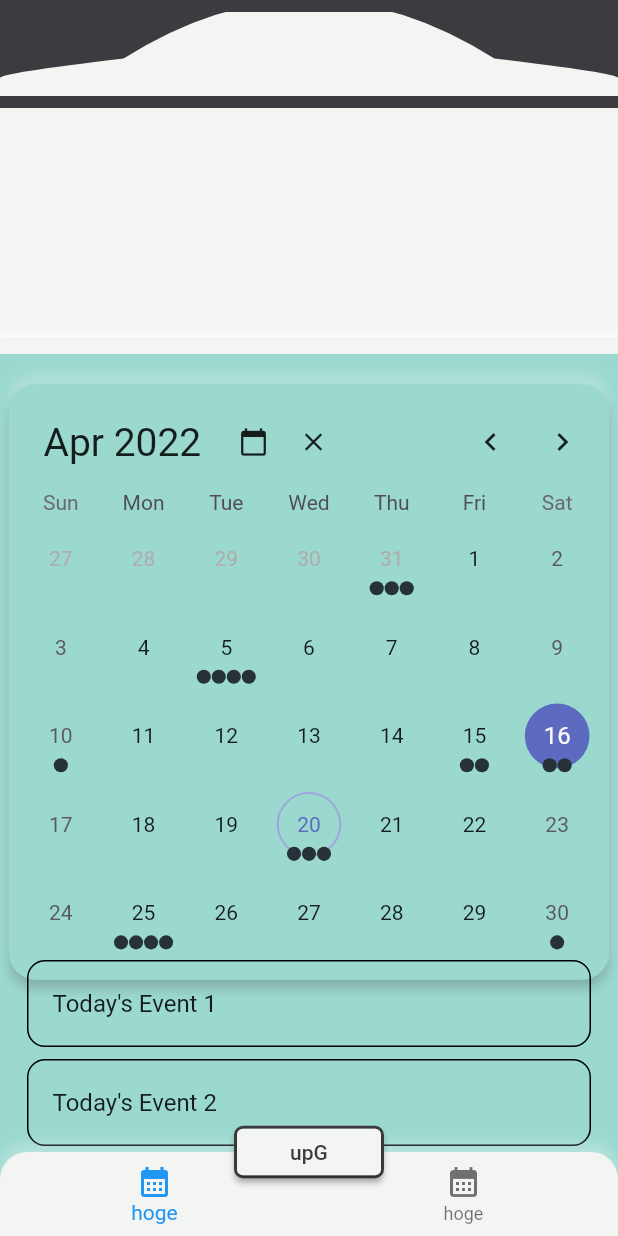
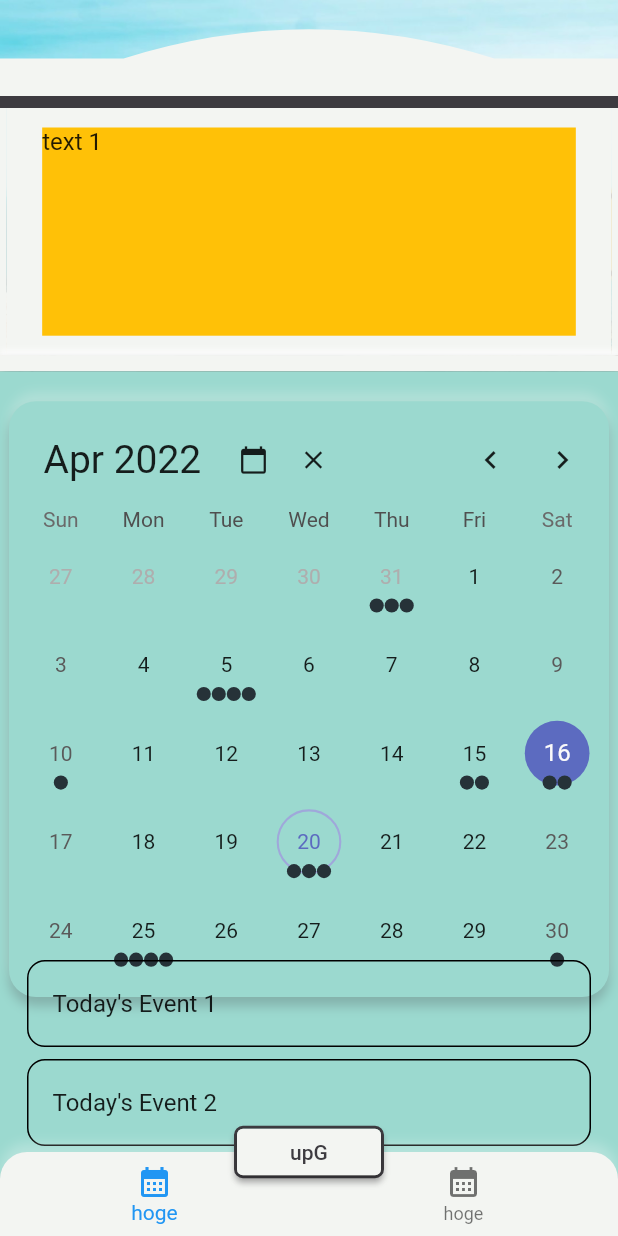
Before and after one commit to schnya/folkswagen, a Flutter app: the TableComplexExample screen opened directly, on a phone screen of 412 x 824 dp. Run offline on Flutter 3.47's test engine with Material 2 defaults, Android fonts, the light colour scheme and no system bars; drawn by our look-alikes of carousel_slider, table_calendar.

Commit message:
widgetでマスクした場合

```diff
--- a/lib/colors.dart
+++ b/lib/colors.dart
@@ -10,13 +10,9 @@ const ColorSwatch color1 = ColorSwatch(
 );
 
 final List<BoxShadow> shadow = [
-  const BoxShadow(
-    color: Colors.white,
-    offset: Offset(.0, -3.0),
-    blurRadius: 3.0,
-  ),
+  const BoxShadow(color: Colors.white, offset: Offset(.0, -3), blurRadius: 3),
   BoxShadow(
-    color: color1[100]!.withOpacity(.25),
+    color: color1[100]!,
     offset: const Offset(.0, 6.0),
     blurRadius: 6.0,
   ),
--- a/lib/pages/complex_example.dart
+++ b/lib/pages/complex_example.dart
@@ -104,7 +104,14 @@ class _TableComplexExampleState extends State<TableComplexExample> {
   Widget build(BuildContext context) {
     return Scaffold(
       body: Container(
-        color: color1[100],
+        decoration: BoxDecoration(
+          color: color1[100],
+          image: const DecorationImage(
+            image: AssetImage('assets/IMG_7126.jpg'),
+            fit: BoxFit.contain,
+            alignment: Alignment.topCenter,
+          ),
+        ),
         width: size.width,
         height: size.height,
         child: Column(
--- a/lib/widget/roof.dart
+++ b/lib/widget/roof.dart
@@ -34,21 +34,15 @@ class CurveClipper extends CustomClipper<Path> {
     double curveHeight = 3 * 13.0; //曲線の高さ
 
     Path path = Path()
-      ..moveTo(0, size.height)
-      ..lineTo(0, curveHeight * 4 / 3)
-      ..quadraticBezierTo(0, curveHeight * 5 / 4, size.width / 5, curveHeight)
+      ..moveTo(0, curveHeight)
+      ..lineTo(size.width / 5, curveHeight)
       ..quadraticBezierTo(
         size.width / 2,
-        -curveHeight,
+        0,
         size.width * 4 / 5,
         curveHeight,
       )
-      ..quadraticBezierTo(
-        size.width,
-        curveHeight * 5 / 4,
-        size.width,
-        curveHeight * 4 / 3,
-      )
+      ..lineTo(size.width, curveHeight)
       ..lineTo(size.width, size.height)
       ..lineTo(0, size.height)
       ..close(); //最初の位置まで戻る
--- a/lib/widget/window.dart
+++ b/lib/widget/window.dart
@@ -1,5 +1,7 @@
+import 'package:carousel_slider/carousel_slider.dart';
 import 'package:flutter/material.dart';
 import 'package:volkswagen/colors.dart';
+import 'package:volkswagen/widget/window_frame.dart';
 
 class Window extends StatelessWidget {
   const Window({Key? key}) : super(key: key);
@@ -9,9 +11,35 @@ class Window extends StatelessWidget {
     late final Size size = MediaQuery.of(context).size;
     return Column(
       children: [
-        Container(
-          color: color1[900],
-          height: size.height * 186 / 1000,
+        SizedBox(
+          width: size.width,
+          height: size.height / 5,
+          child: CarouselSlider(
+            options: CarouselOptions(
+              viewportFraction: .98,
+              // autoPlay: true,
+            ),
+            items: [1, 2, 3, 4, 5].map((i) {
+              return Builder(
+                builder: (BuildContext context) {
+                  return Container(
+                    padding: const EdgeInsets.symmetric(vertical: 13.0),
+                    color: color1[900],
+                    width: size.width,
+                    child: Container(
+                      decoration: const BoxDecoration(color: Colors.amber),
+                      margin: const EdgeInsets.symmetric(horizontal: 24.0),
+                      child: Text(
+                        'text $i',
+                        style: const TextStyle(fontSize: 16.0),
+                      ),
+                    ),
+                  );
+                },
+              );
+            }).toList()
+              ..add(Builder(builder: (context) => const WindowFrame())),
+          ),
         ),
         Container(
           decoration: BoxDecoration(color: color1[900], boxShadow: shadow),
--- /dev/null
+++ b/lib/widget/window_frame.dart
@@ -0,0 +1,156 @@
+import 'package:flutter/material.dart';
+import 'package:volkswagen/colors.dart';
+
+class WindowFrame extends StatelessWidget {
+  const WindowFrame({Key? key}) : super(key: key);
+
+  @override
+  Widget build(BuildContext context) {
+    late final Size size = MediaQuery.of(context).size;
+    final double clipWidth1 = 13 + 89 * size.width / 390;
+    final double clipWidth2 = 13 + 100 * size.width / 390;
+    final double clipWidth4 = 42 * size.width / 390;
+    return Row(
+      children: [
+        ClipPath(
+          clipper: WindowClipper1(),
+          child: Container(
+            width: clipWidth1,
+            height: size.height,
+            decoration: BoxDecoration(color: color1[900]),
+          ),
+        ),
+        ClipPath(
+          clipper: WindowClipper2(),
+          child: Container(
+            width: clipWidth2,
+            height: size.height,
+            decoration: BoxDecoration(color: color1[900]),
+          ),
+        ),
+        ClipPath(
+          clipper: WindowClipper3(),
+          child: Container(
+            width: clipWidth2,
+            height: size.height,
+            decoration: BoxDecoration(color: color1[900]),
+          ),
+        ),
+        ClipPath(
+          clipper: WindowClipper4(),
+          child: Container(
+            width: clipWidth4,
+            height: size.height,
+            decoration: BoxDecoration(color: color1[900]),
+          ),
+        ),
+        Expanded(child: Container(color: color1[900], height: size.height)),
+      ],
+    );
+  }
+}
+
+class WindowClipper1 extends CustomClipper<Path> {
+  @override
+  Path getClip(Size size) {
+    Path path = Path()
+      ..addRRect(
+        RRect.fromRectAndCorners(
+          Rect.fromLTWH(26, 13, 89 - 13, size.height * 170 / 199),
+          topLeft: const Radius.circular(18.0),
+          topRight: const Radius.circular(18.0),
+          bottomRight: const Radius.circular(18.0),
+        ),
+      )
+      ..addRect(Rect.fromLTWH(0.0, 0.0, size.width, size.height))
+      ..moveTo(26, 26)
+      ..lineTo(13, size.height * 170 / 199)
+      ..arcToPoint(
+        Offset(26, 13 + size.height * 170 / 199),
+        radius: const Radius.circular(18.0),
+        clockwise: false,
+      )
+      ..close()
+      ..fillType = PathFillType.evenOdd;
+
+    return path;
+  }
+
+  @override
+  bool shouldReclip(CustomClipper<Path> oldClipper) => true;
+}
+
+class WindowClipper2 extends CustomClipper<Path> {
+  @override
+  Path getClip(Size size) {
+    Path path = Path()
+      ..addRRect(
+        RRect.fromRectAndRadius(
+          Rect.fromLTWH(13, 13, 100, size.height * 170 / 199),
+          const Radius.circular(18.0),
+        ),
+      )
+      ..addRect(Rect.fromLTWH(0.0, 0.0, size.width, size.height))
+      ..fillType = PathFillType.evenOdd;
+
+    return path;
+  }
+
+  @override
+  bool shouldReclip(CustomClipper<Path> oldClipper) => true;
+}
+
+class WindowClipper3 extends CustomClipper<Path> {
+  @override
+  Path getClip(Size size) {
+    Path path = Path()
+      ..addRRect(
+        RRect.fromRectAndCorners(
+          Rect.fromLTWH(13, 13, 100 - 13, size.height * 170 / 199),
+          topLeft: const Radius.circular(18.0),
+          topRight: const Radius.circular(18.0),
+          bottomLeft: const Radius.circular(18.0),
+        ),
+      )
+      ..addRect(Rect.fromLTWH(0.0, 0.0, size.width, size.height))
+      ..moveTo(size.width - 13, 26)
+      ..lineTo(size.width, size.height * 170 / 199)
+      ..arcToPoint(
+        Offset(size.width - 13, 13 + size.height * 170 / 199),
+        radius: const Radius.circular(18.0),
+      )
+      ..close()
+      ..fillType = PathFillType.evenOdd;
+
+    return path;
+  }
+
+  @override
+  bool shouldReclip(CustomClipper<Path> oldClipper) => true;
+}
+
+class WindowClipper4 extends CustomClipper<Path> {
+  @override
+  Path getClip(Size size) {
+    Path path = Path()
+      ..addRRect(
+        RRect.fromRectAndCorners(
+          Rect.fromLTWH(13, 13, 27, size.height * 151 / 199),
+          topRight: const Radius.circular(18.0),
+          bottomRight: const Radius.circular(18.0),
+          bottomLeft: const Radius.circular(18.0),
+        ),
+      )
+      ..addRect(Rect.fromLTWH(0.0, 0.0, size.width, size.height))
+      ..moveTo(0, 26)
+      ..arcToPoint(const Offset(13, 13), radius: const Radius.circular(18.0))
+      ..lineTo(13, size.height * 151 / 199)
+      ..close()
+      ..fillType = PathFillType.evenOdd;
+
+    return path;
+  }
+
+  @override
+  bool shouldReclip(CustomClipper<Path> oldClipper) => true;
+}
```
Also changed, not shown: pubspec.yaml (+3 -30 lines), assets/IMG_7126.jpg (added), assets/window.png (added), pubspec.lock.
